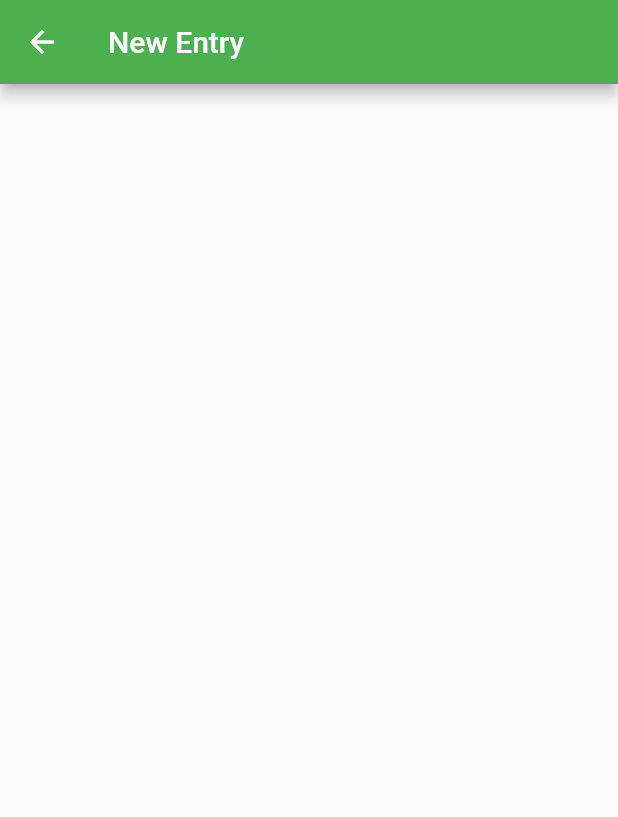
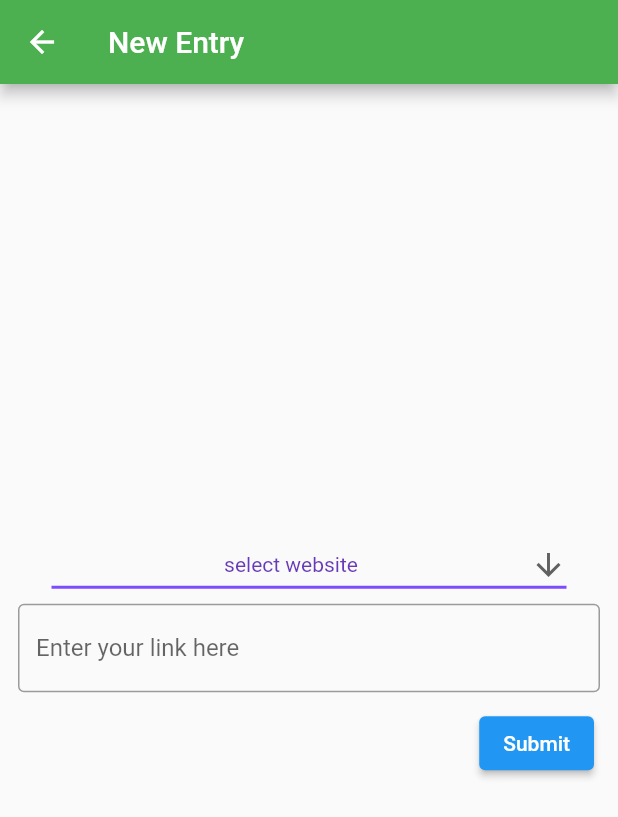
Before and after one commit to A-LIST-mntclub/appfront, a Flutter app: the Entry screen opened by its route, on a phone screen of 412 x 824 dp. Shown: the top 817 px of the screen. Run offline on Flutter 3.47's test engine with Material 2 defaults, Android fonts, the phone set to English and light mode, and no system bars.

Commit message:
added drop down and entry of data

```diff
--- a/sbuhacks_2022/lib/entry.dart
+++ b/sbuhacks_2022/lib/entry.dart
@@ -5,7 +5,20 @@ class Entry extends StatefulWidget {
   State<Entry> createState() => _EntryState();
 }
 
+const List<String> list = <String>['select website', 'Two', 'Three', 'Four'];
+
+
 class _EntryState extends State<Entry> {
+  List<String> test = [];
+  String dropdownValue = list.first;
+  final _formKey = GlobalKey<FormState>();
+  final myController = TextEditingController();
+  @override
+  void dispose() {
+    // Clean up the controller when the widget is disposed.
+    myController.dispose();
+    super.dispose();
+  }
   @override
   Widget build(BuildContext context) {
     return Scaffold(
@@ -13,6 +26,88 @@ class _EntryState extends State<Entry> {
         backgroundColor: Colors.green,
         title: Text('New Entry'),
       ),
+      body: Form(
+        key: _formKey,
+        child: Column(
+            crossAxisAlignment: CrossAxisAlignment.start,
+            mainAxisAlignment: MainAxisAlignment.center ,
+            children: <Widget>[
+              Row(
+                children: [
+                  Expanded(
+                    flex: 1,
+                      child: SizedBox()
+                  ),
+                  Expanded(
+                    flex: 10,
+                    child: DropdownButton<String>(
+                      isExpanded: true,
+                      value: dropdownValue,
+                      icon: const Icon(Icons.arrow_downward),
+                      elevation: 16,
+                      style: const TextStyle(color: Colors.deepPurple),
+                      underline: Container(
+                        height: 2,
+                        color: Colors.deepPurpleAccent,
+                      ),
+                      onChanged: (String? value) {
+                        // This is called when the user selects an item.
+                        setState(() {
+                          dropdownValue = value!;
+                        });
+                      },
+                      items: list.map<DropdownMenuItem<String>>((String value) {
+                        return DropdownMenuItem<String>(
+                          child: new Align(alignment: Alignment.center, child: Text(value)),
+                          value: value,);
+                      }).toList(),
+                    ),
+                  ),
+                  Expanded(
+                    flex: 1,
+                      child: SizedBox()
+                  ),
+                ],
+              ),
+              Padding(
+                padding: EdgeInsets.symmetric(horizontal: 12, vertical: 2),
+                child: TextFormField(
+                  controller: myController,
+                  decoration: InputDecoration(
+                    border: OutlineInputBorder(),
+                    hintText: 'Enter your link here',
+                  ),
+                  validator: (value) {
+                    if (value == null || value.isEmpty) {
+                      return 'Please enter a link';
+                    }
+                    return null;
+                  },
+                ),
+              ),
+              Row(
+                mainAxisAlignment: MainAxisAlignment.end,
+                children: [
+                  Padding(
+                    padding: EdgeInsets.symmetric(vertical: 8.0, horizontal: 16.0),
+                    child: ElevatedButton(
+                      onPressed:() {
+                        // Validate will return true if the form is valid, or false if
+                        // the form is invalid.
+                        if (_formKey.currentState!.validate()) {
+                          // Process data.
+                          test.add(myController.text);
+                          print(test.last);
+                        }
+                      },
+                      child: const Text('Submit'),
+                    ),
+                  ),
+                ],
+              ),
+            ],
+        ),
+      ),
     );
   }
 }
```
